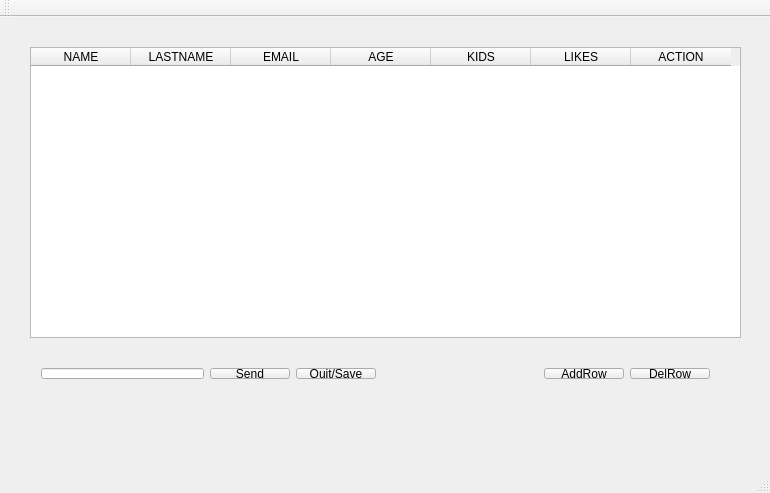
RS-Radist/Person_info, file src/main_window_person.ui: the form before one commit.
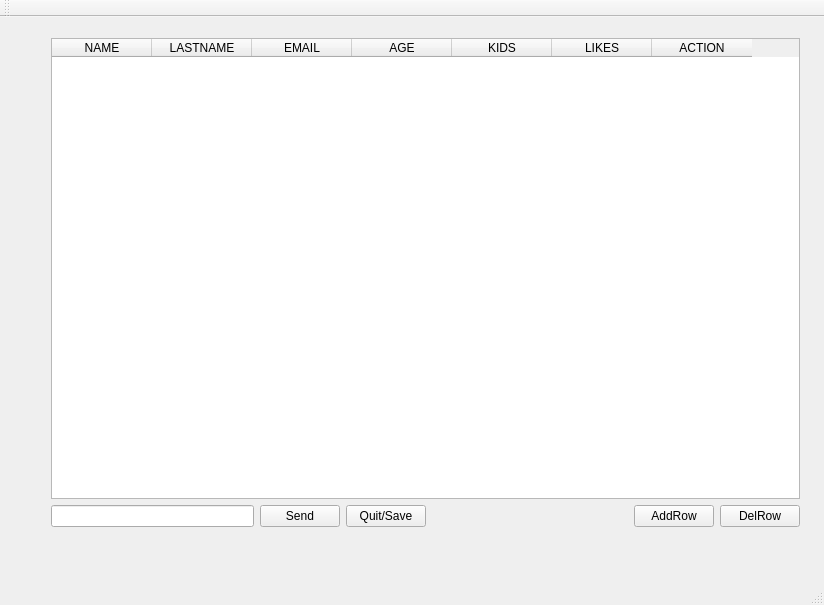
The form after the commit.

What changed in the file:
```diff
--- a/src/main_window_person.ui
+++ b/src/main_window_person.ui
@@ -6,23 +6,26 @@
    <rect>
     <x>0</x>
     <y>0</y>
-    <width>770</width>
-    <height>493</height>
+    <width>824</width>
+    <height>605</height>
    </rect>
   </property>
   <property name="windowTitle">
    <string>MainWindow_Person</string>
   </property>
   <widget class="QWidget" name="centralWidget">
+   <widget class="QWidget" name="">
+    <property name="geometry">
+     <rect>
+      <x>40</x>
+      <y>10</y>
+      <width>771</width>
+      <height>511</height>
+     </rect>
+    </property>
+    <layout class="QVBoxLayout" name="verticalLayout">
+     <item>
    <widget class="QTableWidget" name="tableWidget">
-    <property name="geometry">
-     <rect>
-      <x>30</x>
-      <y>30</y>
-      <width>711</width>
-      <height>291</height>
-     </rect>
-    </property>
     <column>
      <property name="text">
       <string>NAME</string>
@@ -59,15 +62,8 @@
      </property>
     </column>
    </widget>
-   <widget class="QWidget" name="horizontalLayoutWidget">
-    <property name="geometry">
-     <rect>
-      <x>30</x>
-      <y>340</y>
-      <width>691</width>
-      <height>33</height>
-     </rect>
-    </property>
+     </item>
+     <item>
     <layout class="QHBoxLayout" name="horizontalLayout">
      <item>
       <widget class="QLineEdit" name="lineEdit"/>
@@ -114,6 +110,8 @@
       </widget>
      </item>
     </layout>
+     </item>
+    </layout>
    </widget>
   </widget>
   <widget class="QMenuBar" name="menuBar">
```
Left out of the diff: 2 changed lines with no effect on the pictures. Lines whose indentation alone changed are shown as unchanged.
